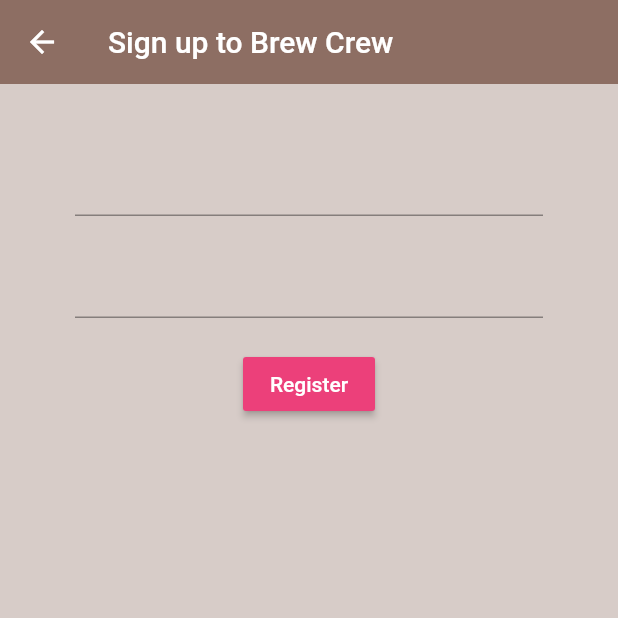
After one commit to minnieliu0428/flutter_app, a Flutter app: the Register screen opened directly, on a phone screen of 412 x 824 dp, the top half of it. The commit adds this screen. Run offline on Flutter 3.47's test engine with Material 2 defaults, Android fonts, the phone set to English and light mode, and no system bars; our stand-ins replace firebase_auth; accounts and stored records are empty; network calls fail.

```diff
--- a/lib/main.dart
+++ b/lib/main.dart
@@ -1,5 +1,5 @@
 import 'package:flutter/material.dart';
-import 'package:flutter_app/models/user.dart';
+import 'package:flutter_app/models/User.dart';
 import 'package:flutter_app/screens/wrapper.dart';
 import 'package:flutter_app/services/auth.dart';
 import 'package:provider/provider.dart';
--- /dev/null
+++ b/lib/screens/auth/register.dart
@@ -0,0 +1,62 @@
+import 'package:flutter/material.dart';
+import 'package:flutter_app/services/auth.dart';
+
+class Register extends StatefulWidget {
+  @override
+  _RegisterState createState() => _RegisterState();
+}
+
+class _RegisterState extends State<Register> {
+
+  final AuthService _auth = AuthService();
+
+  // text field state
+  String email = '';
+  String password = '';
+
+  @override
+  Widget build(BuildContext context) {
+    return Scaffold(
+      backgroundColor: Colors.brown[100],
+      appBar: AppBar(
+        backgroundColor: Colors.brown[400],
+        elevation: 0.0,
+        title: Text('Sign up to Brew Crew'),
+      ),
+      body: Container(
+        padding: EdgeInsets.symmetric(vertical: 20.0, horizontal: 50.0),
+        child: Form(
+          child: Column(
+            children: <Widget>[
+              SizedBox(height: 20.0),
+              TextFormField(
+                onChanged: (val) {
+                  setState(() => email = val);
+                },
+              ),
+              SizedBox(height: 20.0),
+              TextFormField(
+                obscureText: true,
+                onChanged: (val) {
+                  setState(() => password = val);
+                },
+              ),
+              SizedBox(height: 20.0),
+              RaisedButton(
+                  color: Colors.pink[400],
+                  child: Text(
+                    'Register',
+                    style: TextStyle(color: Colors.white),
+                  ),
+                  onPressed: () async {
+                    print(email);
+                    print(password);
+                  }
+              ),
+            ],
+          ),
+        ),
+      ),
+    );
+  }
+}
--- a/lib/screens/wrapper.dart
+++ b/lib/screens/wrapper.dart
@@ -1,5 +1,5 @@
 import 'package:flutter/material.dart';
-import 'package:flutter_app/models/user.dart';
+import 'package:flutter_app/models/User.dart';
 import 'package:flutter_app/screens/auth/authenticate.dart';
 import 'package:flutter_app/screens/home/home.dart';
 import 'package:provider/provider.dart';
--- a/pubspec.yaml
+++ b/pubspec.yaml
@@ -23,9 +23,9 @@ dependencies:
   # The following adds the Cupertino Icons font to your application.
   # Use with the CupertinoIcons class for iOS style icons.
   cupertino_icons: ^0.1.2
-  cloud_firestore: ^0.12.9+3
   firebase_auth: ^0.14.0+5
-  provider: ^4.0.4
+  cloud_firestore: ^0.12.9+4
+  provider: ^3.1.0
 
 dev_dependencies:
   flutter_test:
```
Also changed, not shown: lib/screens/auth/signIn.dart (+25 -2 lines), lib/services/auth.dart (+11 -1 lines), lib/models/User.dart (renamed from lib/models/user.dart), pubspec.lock.
